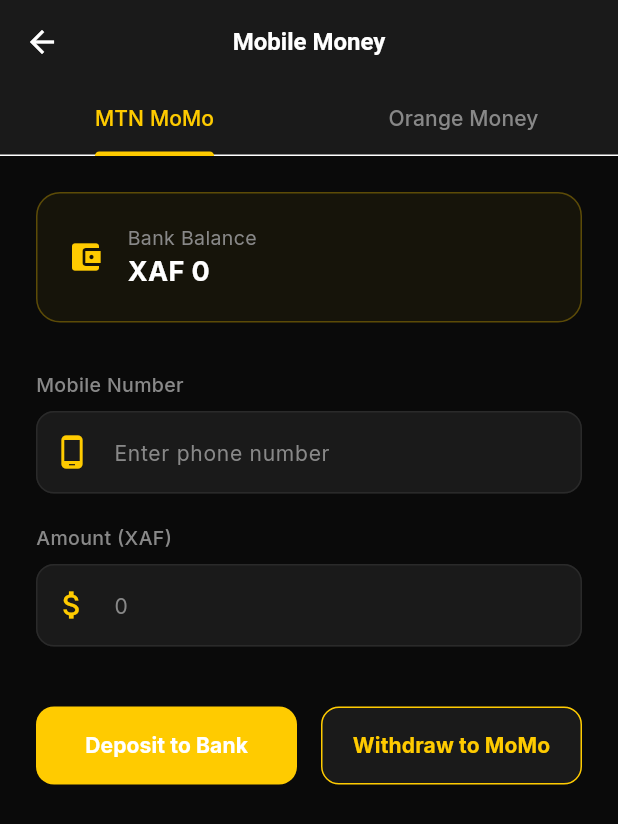
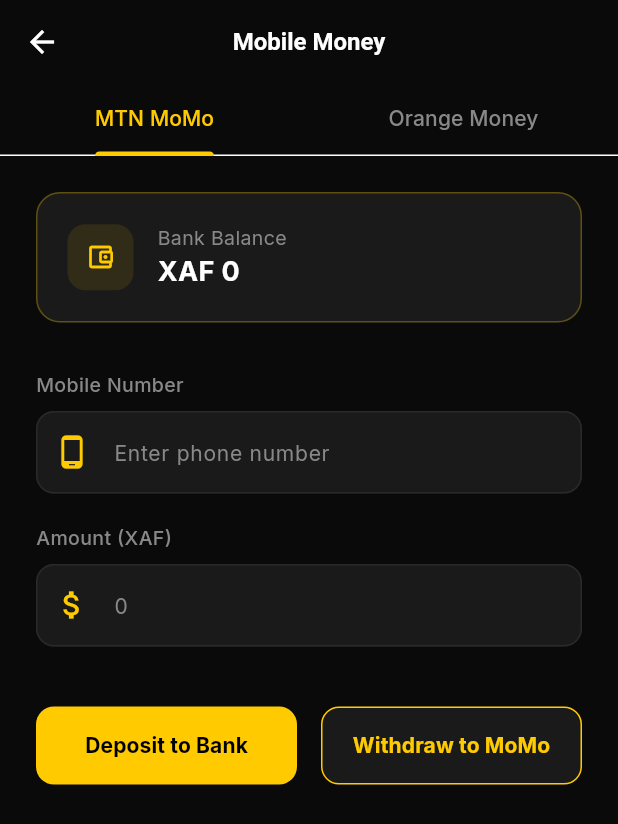
Before and after one commit to MUNYOH-JOEL-TAMON/flux_bank_app, a Flutter app: the MobileMoneyScreen screen opened directly, on a phone screen of 412 x 824 dp. Shown: the top 824 px of the screen. Run offline on Flutter 3.47's test engine with Material 3 defaults, Android fonts, the phone set to English and light mode, and no system bars; drawn by our look-alikes of flutter_animate; our stand-ins replace cloud_firestore, firebase_auth, firebase_core, fl_chart, google_fonts, shimmer; accounts and stored records are empty; generated files the repository leaves out were written again.

Commit message:
style(screens): refactor mobile money and transfer screens styling
- Improve code formatting and line wrapping for better readability
- Simplify setState callbacks using arrow functions
- Refactor getter methods with proper line breaks for clarity
- Update background colors to use AppColors.shell for consistency
- Enhance balance card with icon container and improved spacing
- Add border to success state icon container for visual depth
- Refactor text styles with improved hierarchy and sizing
- Add TabBarIndicatorSize.label for better tab indicator alignment
- Improve button and form field spacing and structure
- Add clarifying comments for brand color usage in tab indicators
- Reorganize widget tree for better visual hierarchy and maintainability

```diff
--- a/lib/screens/mobile_money/mobile_money_screen.dart
+++ b/lib/screens/mobile_money/mobile_money_screen.dart
@@ -13,7 +13,8 @@
   State<MobileMoneyScreen> createState() => _MobileMoneyScreenState();
 }
 
-class _MobileMoneyScreenState extends State<MobileMoneyScreen> with SingleTickerProviderStateMixin {
+class _MobileMoneyScreenState extends State<MobileMoneyScreen>
+    with SingleTickerProviderStateMixin {
   late TabController _tabController;
   final _phoneController = TextEditingController();
   final _amountController = TextEditingController();
@@ -24,9 +25,7 @@
   void initState() {
     super.initState();
     _tabController = TabController(length: 2, vsync: this);
-    _tabController.addListener(() {
-      setState(() {}); // Rebuild to update colors
-    });
+    _tabController.addListener(() => setState(() {}));
   }
 
   @override
@@ -37,13 +36,19 @@
     super.dispose();
   }
 
-  Color get _activeColor => _tabController.index == 0 ? AppColors.mtnYellow : AppColors.orangeMoney;
-  String get _providerName => _tabController.index == 0 ? 'MTN MoMo' : 'Orange Money';
+  Color get _activeColor =>
+      _tabController.index == 0
+          ? AppColors.mtnYellow
+          : AppColors.orangeMoney;
+
+  String get _providerName =>
+      _tabController.index == 0 ? 'MTN MoMo' : 'Orange Money';
 
   void _submit(bool isDeposit) async {
     if (_formKey.currentState!.validate()) {
       final banking = context.read<BankingProvider>();
-      final amount = double.parse(_amountController.text.replaceAll(',', ''));
+      final amount =
+          double.parse(_amountController.text.replaceAll(',', ''));
 
       final success = await banking.depositMobileMoney(
         phone: _phoneController.text,
@@ -53,9 +58,7 @@
       );
 
       if (success && mounted) {
-        setState(() {
-          _isSuccess = true;
-        });
+        setState(() => _isSuccess = true);
       }
     }
   }
@@ -66,6 +69,7 @@
 
     if (_isSuccess) {
       return Scaffold(
+        backgroundColor: AppColors.shell,
         body: Center(
           child: Column(
             mainAxisAlignment: MainAxisAlignment.center,
@@ -73,22 +77,42 @@
               Container(
                 width: 100,
                 height: 100,
-                decoration: BoxDecoration(color: _activeColor.withValues(alpha: 0.1), shape: BoxShape.circle),
-                child: Icon(Icons.check_circle, color: _activeColor, size: 60),
+                decoration: BoxDecoration(
+                  color: _activeColor.withValues(alpha: 0.1),
+                  shape: BoxShape.circle,
+                  border: Border.all(
+                      color: _activeColor.withValues(alpha: 0.4)),
+                ),
+                child: Icon(Icons.check_circle,
+                    color: _activeColor, size: 56),
               ).animate().scale(duration: 500.ms, curve: Curves.elasticOut),
+
               const SizedBox(height: 24),
-              const Text('Transaction Successful!', style: TextStyle(color: AppColors.textPrimary, fontSize: 24, fontWeight: FontWeight.bold)),
+
+              const Text(
+                'Transaction Successful!',
+                style: TextStyle(
+                  color: AppColors.textPrimary,
+                  fontSize: 22,
+                  fontWeight: FontWeight.bold,
+                ),
+              ),
+
               const SizedBox(height: 40),
+
               Padding(
                 padding: const EdgeInsets.symmetric(horizontal: 40),
-                child: FluxButton('Done', onPressed: () {
-                  setState(() {
-                    _isSuccess = false;
-                    _phoneController.clear();
-                    _amountController.clear();
-                  });
-                }),
-              )
+                child: FluxButton(
+                  'Done',
+                  onPressed: () {
+                    setState(() {
+                      _isSuccess = false;
+                      _phoneController.clear();
+                      _amountController.clear();
+                    });
+                  },
+                ),
+              ),
             ],
           ),
         ),
@@ -96,15 +120,18 @@
     }
 
     return Scaffold(
+      backgroundColor: AppColors.shell,
       appBar: AppBar(
-        title: const Text('Mobile Money', style: TextStyle(fontSize: 16, fontWeight: FontWeight.w600)),
+        title: const Text('Mobile Money'),
         elevation: 0,
-        backgroundColor: AppColors.background,
+        backgroundColor: AppColors.shell,
         bottom: TabBar(
           controller: _tabController,
+          // Keep brand colors for tab indicators
           indicatorColor: _activeColor,
           labelColor: _activeColor,
           unselectedLabelColor: AppColors.textSecondary,
+          indicatorSize: TabBarIndicatorSize.label,
           tabs: const [
             Tab(text: 'MTN MoMo'),
             Tab(text: 'Orange Money'),
@@ -129,22 +156,45 @@
         child: Column(
           crossAxisAlignment: CrossAxisAlignment.start,
           children: [
+            // Balance card with brand color accent
             Container(
               padding: const EdgeInsets.all(20),
               decoration: BoxDecoration(
-                color: brandColor.withValues(alpha: 0.05),
+                color: AppColors.surface,
                 borderRadius: BorderRadius.circular(16),
-                border: Border.all(color: brandColor.withValues(alpha: 0.3)),
+                border: Border.all(
+                    color: brandColor.withValues(alpha: 0.3)),
               ),
               child: Row(
                 children: [
-                  Icon(Icons.account_balance_wallet, color: brandColor),
+                  Container(
+                    width: 44,
+                    height: 44,
+                    decoration: BoxDecoration(
+                      color: brandColor.withValues(alpha: 0.1),
+                      borderRadius: BorderRadius.circular(12),
+                    ),
+                    child: Icon(Icons.account_balance_wallet_outlined,
+                        color: brandColor, size: 20),
+                  ),
                   const SizedBox(width: 16),
                   Column(
                     crossAxisAlignment: CrossAxisAlignment.start,
                     children: [
-                      const Text('Bank Balance', style: TextStyle(color: AppColors.textSecondary, fontSize: 13)),
-                      Text('XAF ${banking.balance.toStringAsFixed(0)}', style: const TextStyle(color: AppColors.textPrimary, fontSize: 18, fontWeight: FontWeight.bold)),
+                      const Text(
+                        'Bank Balance',
+                        style: TextStyle(
+                            color: AppColors.textSecondary,
+                            fontSize: 13),
+                      ),
+                      Text(
+                        'XAF ${banking.balance.toStringAsFixed(0)}',
+                        style: const TextStyle(
+                          color: AppColors.textPrimary,
+                          fontSize: 18,
+                          fontWeight: FontWeight.bold,
+                        ),
+                      ),
                     ],
                   ),
                 ],
@@ -156,7 +206,10 @@
             if (banking.error != null)
               Padding(
                 padding: const EdgeInsets.only(bottom: 16),
-                child: Text(banking.error!, style: const TextStyle(color: AppColors.debit)),
+                child: Text(
+                  banking.error!,
+                  style: const TextStyle(color: AppColors.debit),
+                ),
               ),
 
             FluxTextField(
@@ -164,8 +217,10 @@
               hint: 'Enter phone number',
               controller: _phoneController,
               keyboardType: TextInputType.phone,
-              prefixIcon: Icon(Icons.phone_android, color: brandColor),
-              validator: (val) => val == null || val.isEmpty ? 'Required' : null,
+              prefixIcon:
+                  Icon(Icons.phone_android, color: brandColor),
+              validator: (val) =>
+                  val == null || val.isEmpty ? 'Required' : null,
             ).animate().fadeIn(delay: 100.ms).slideY(begin: 0.1, end: 0),
 
             const SizedBox(height: 20),
@@ -185,26 +240,41 @@
 
             const SizedBox(height: 40),
 
+            // Two action buttons using brand color
             Row(
               children: [
                 Expanded(
                   child: ElevatedButton(
-                    onPressed: banking.isTransferLoading ? null : () => _submit(true),
+                    onPressed: banking.isTransferLoading
+                        ? null
+                        : () => _submit(true),
                     style: ElevatedButton.styleFrom(
                       backgroundColor: brandColor,
-                      foregroundColor: Colors.white,
+                      foregroundColor: Colors.black,
                       padding: const EdgeInsets.symmetric(vertical: 16),
-                      shape: RoundedRectangleBorder(borderRadius: BorderRadius.circular(12)),
+                      shape: RoundedRectangleBorder(
+                          borderRadius: BorderRadius.circular(12)),
+                      elevation: 0,
                     ),
                     child: banking.isTransferLoading
-                        ? const SizedBox(width: 20, height: 20, child: CircularProgressIndicator(color: Colors.white, strokeWidth: 2))
-                        : const Text('Deposit to Bank', style: TextStyle(fontWeight: FontWeight.bold)),
+                        ? const SizedBox(
+                            width: 20,
+                            height: 20,
+                            child: CircularProgressIndicator(
+                                color: Colors.black, strokeWidth: 2),
+                          )
+                        : const Text(
+                            'Deposit to Bank',
+                            style: TextStyle(fontWeight: FontWeight.bold),
+                          ),
                   ),
                 ),
                 const SizedBox(width: 16),
                 Expanded(
                   child: ElevatedButton(
-                    onPressed: banking.isTransferLoading ? null : () => _submit(false),
+                    onPressed: banking.isTransferLoading
+                        ? null
+                        : () => _submit(false),
                     style: ElevatedButton.styleFrom(
                       backgroundColor: AppColors.surface,
                       foregroundColor: brandColor,
@@ -213,8 +283,12 @@
                         borderRadius: BorderRadius.circular(12),
                         side: BorderSide(color: brandColor),
                       ),
+                      elevation: 0,
                     ),
-                    child: const Text('Withdraw to MoMo', style: TextStyle(fontWeight: FontWeight.bold)),
+                    child: const Text(
+                      'Withdraw to MoMo',
+                      style: TextStyle(fontWeight: FontWeight.bold),
+                    ),
                   ),
                 ),
               ],
```
Also changed, not shown: lib/screens/transfer/transfer_screen.dart (+72 -34 lines).
